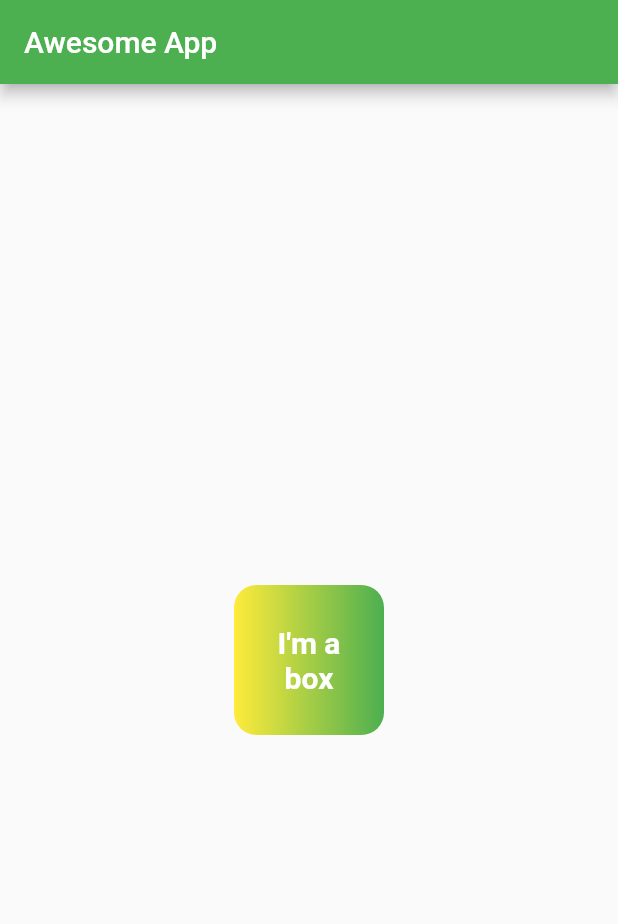
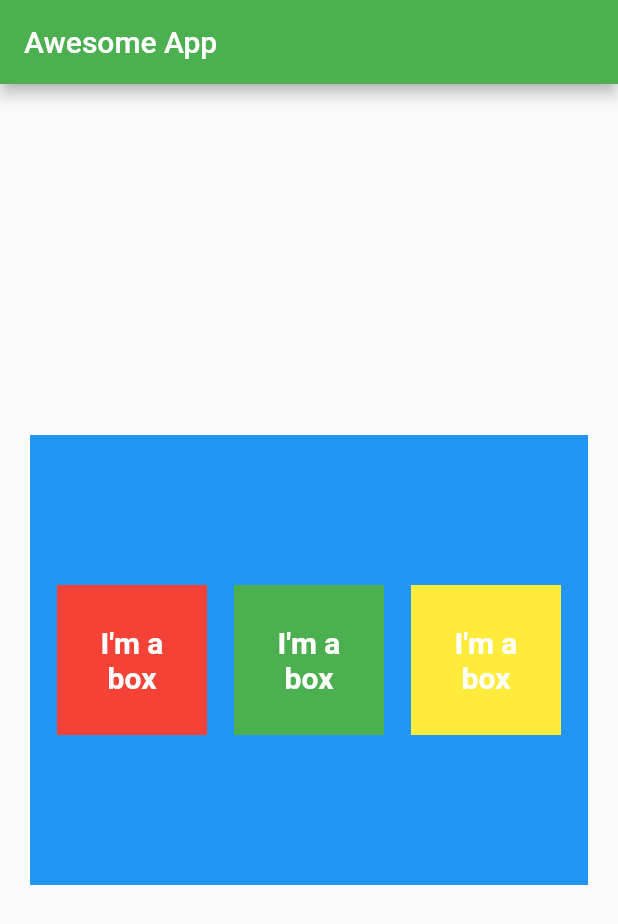
Before and after one commit to suhas-kadu/Awesome_App, a Flutter app: the screen it shows after launch, on a phone screen of 412 x 824 dp. Shown: the top 924 px of the screen. Run offline on Flutter 3.47's test engine with Material 2 defaults, Android fonts, the phone set to English and light mode, and no system bars.

Commit message:
ch3 completed

```diff
--- a/lib/main.dart
+++ b/lib/main.dart
@@ -29,21 +29,20 @@ class HomePage extends StatelessWidget {
       ),
       body: Center(
         child: Container(
-          decoration: BoxDecoration(
+          margin: EdgeInsets.all(20),
+          height: 300,
+          width: 400,
+          color: Colors.blue,
+          alignment: Alignment.center,
+          child: Row(
+            mainAxisAlignment: MainAxisAlignment.spaceEvenly, //spaceAround,//spaceBetween,//center,//end,//start
+            crossAxisAlignment: CrossAxisAlignment.center,
+            children: <Widget>[
+            Container(
             color: Colors.red,
-            gradient: LinearGradient(
-              colors: [
-                Colors.yellow,
-                Colors.green,
-              ],
-            ),
-            //shape: BoxShape.circle,
-            borderRadius: BorderRadius.circular(15),
-          ),
             padding: const EdgeInsets.all(20),
             height: 100,
             width: 100,
-          clipBehavior: Clip.antiAlias,
             alignment: Alignment.center,
             child: Text(
               "I'm a box",
@@ -55,6 +54,50 @@ class HomePage extends StatelessWidget {
               textAlign: TextAlign.center,
             ),
           ),
+
+           Container(
+            color: Colors.green,
+            padding: const EdgeInsets.all(20),
+            height: 100,
+            width: 100,
+            alignment: Alignment.center,
+            child: Text(
+              "I'm a box",
+              style: TextStyle(
+                fontWeight: FontWeight.bold,
+                color: Colors.white,
+                fontSize: 20,
+              ),
+              textAlign: TextAlign.center,
+            ),
+          ),
+
+           Container(
+            color: Colors.yellow,
+            padding: const EdgeInsets.all(20),
+            height: 100,
+            width: 100,
+            alignment: Alignment.center,
+            child: Text(
+              "I'm a box",
+              style: TextStyle(
+                fontWeight: FontWeight.bold,
+                color: Colors.white,
+                fontSize: 20,
+              ),
+              textAlign: TextAlign.center,
+            ),
+          ),
+
+
+            ],
+
+
+
+
+
+          ),
+        ),
       ),
     );
   }
```
Lines whose indentation alone changed are shown as unchanged.
